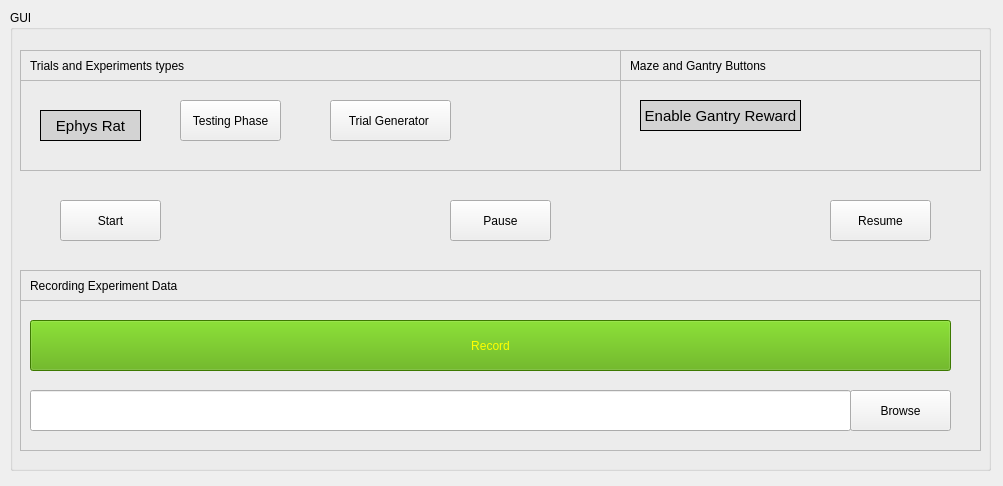
Before: the Qt Designer form src/omniroute_operation/src/rule_based_experiment/rule_based_experiment_interface.ui in NC4Lab/omniroute_ubuntu_ws, drawn with Qt 5.
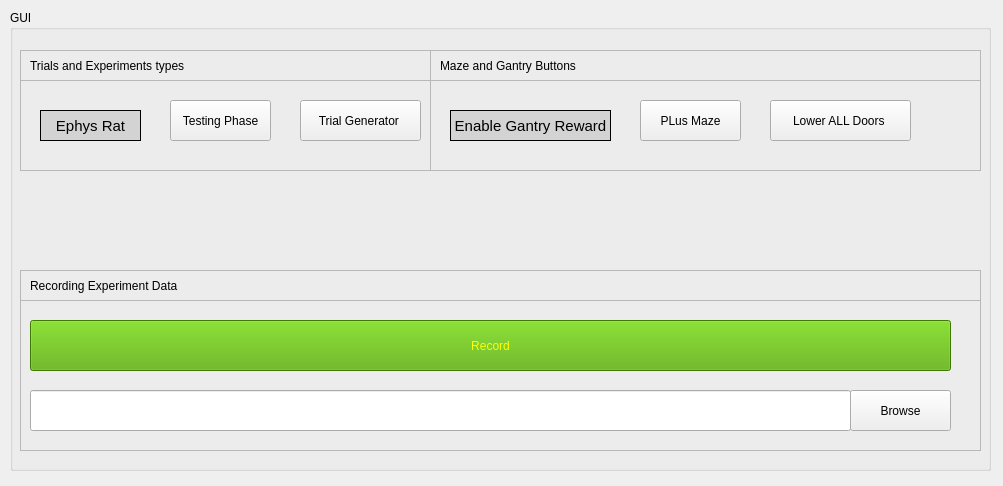
After: the same form once the commit is applied.

Commit message: final decision about the start, pause, and resume buttons

Patch:
```diff
--- a/src/omniroute_operation/src/rule_based_experiment/rule_based_experiment_interface.ui
+++ b/src/omniroute_operation/src/rule_based_experiment/rule_based_experiment_interface.ui
@@ -87,9 +87,9 @@
    <widget class="QFrame" name="frame_7">
     <property name="geometry">
      <rect>
-      <x>610</x>
+      <x>420</x>
       <y>70</y>
-      <width>361</width>
+      <width>551</width>
       <height>91</height>
      </rect>
     </property>
@@ -103,7 +103,7 @@
      <property name="geometry">
       <rect>
        <x>20</x>
-       <y>20</y>
+       <y>30</y>
        <width>161</width>
        <height>31</height>
       </rect>
@@ -140,13 +140,39 @@
       <bool>true</bool>
      </property>
     </widget>
+    <widget class="QPushButton" name="plusMazeBtn">
+     <property name="geometry">
+      <rect>
+       <x>210</x>
+       <y>20</y>
+       <width>101</width>
+       <height>41</height>
+      </rect>
+     </property>
+     <property name="text">
+      <string>PLus Maze</string>
+     </property>
+    </widget>
+    <widget class="QPushButton" name="lowerAllDoorsBtn">
+     <property name="geometry">
+      <rect>
+       <x>340</x>
+       <y>20</y>
+       <width>141</width>
+       <height>41</height>
+      </rect>
+     </property>
+     <property name="text">
+      <string>Lower ALL Doors </string>
+     </property>
+    </widget>
    </widget>
    <widget class="QFrame" name="frame_8">
     <property name="geometry">
      <rect>
-      <x>610</x>
+      <x>420</x>
       <y>40</y>
-      <width>361</width>
+      <width>551</width>
       <height>31</height>
      </rect>
     </property>
@@ -191,7 +217,7 @@
      <rect>
       <x>10</x>
       <y>70</y>
-      <width>601</width>
+      <width>411</width>
       <height>91</height>
      </rect>
     </property>
@@ -245,7 +271,7 @@
     <widget class="QPushButton" name="trialGeneratorBtn">
      <property name="geometry">
       <rect>
-       <x>310</x>
+       <x>280</x>
        <y>20</y>
        <width>121</width>
        <height>41</height>
@@ -258,7 +284,7 @@
     <widget class="QPushButton" name="testingPhaseBtn">
      <property name="geometry">
       <rect>
-       <x>160</x>
+       <x>150</x>
        <y>20</y>
        <width>101</width>
        <height>41</height>
@@ -274,7 +300,7 @@
      <rect>
       <x>10</x>
       <y>40</y>
-      <width>601</width>
+      <width>411</width>
       <height>31</height>
      </rect>
     </property>
@@ -301,7 +327,7 @@
    <widget class="QLabel" name="label_6">
     <property name="geometry">
      <rect>
-      <x>620</x>
+      <x>430</x>
       <y>40</y>
       <width>231</width>
       <height>31</height>
@@ -311,45 +337,6 @@
      <string>Maze and Gantry Buttons</string>
     </property>
    </widget>
-   <widget class="QPushButton" name="startBtn">
-    <property name="geometry">
-     <rect>
-      <x>50</x>
-      <y>190</y>
-      <width>101</width>
-      <height>41</height>
-     </rect>
-    </property>
-    <property name="text">
-     <string>Start</string>
-    </property>
-   </widget>
-   <widget class="QPushButton" name="pauseBtn">
-    <property name="geometry">
-     <rect>
-      <x>440</x>
-      <y>190</y>
-      <width>101</width>
-      <height>41</height>
-     </rect>
-    </property>
-    <property name="text">
-     <string>Pause</string>
-    </property>
-   </widget>
-   <widget class="QPushButton" name="resumeBtn">
-    <property name="geometry">
-     <rect>
-      <x>820</x>
-      <y>190</y>
-      <width>101</width>
-      <height>41</height>
-     </rect>
-    </property>
-    <property name="text">
-     <string>Resume</string>
-    </property>
-   </widget>
    <zorder>frame_7</zorder>
    <zorder>frame_6</zorder>
    <zorder>frame_8</zorder>
```
Left out of the diff: 3 changed lines with no effect on the pictures. The commit also changes 5 other files.
